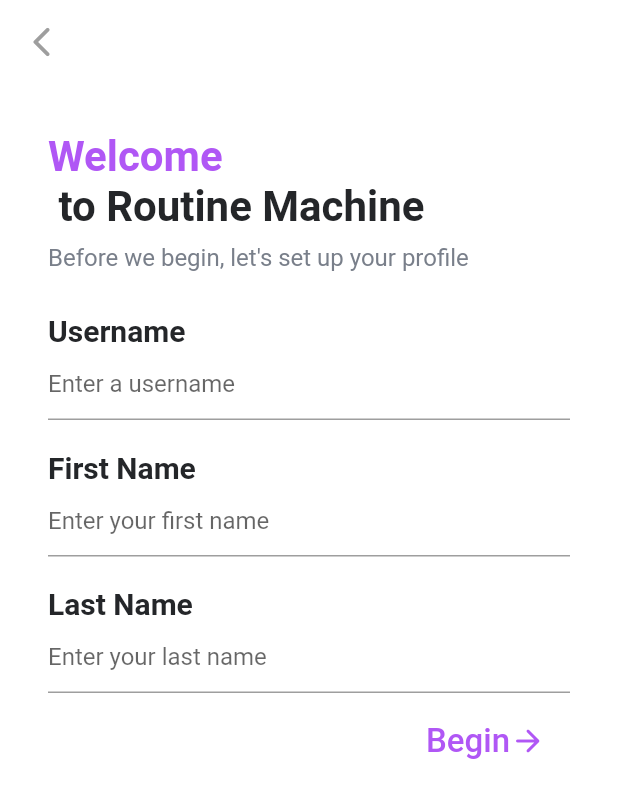
After one commit to cs188-software-design-security-w20/routine-machine, a Flutter app: the SetUserInfoPage screen opened directly, on a phone screen of 412 x 824 dp. The commit adds this screen. Shown: the top 798 px of the screen. Run offline on Flutter 3.47's test engine with Material 2 defaults, Android fonts, the phone set to English and light mode, and no system bars; our stand-ins replace firebase_auth, firebase_core, flutter_login, flutter_secure_storage, font_awesome_flutter, percent_indicator and 4 more; missing offline and left inert: crypton, flutter_sfsymbols, qr_code_scanner, steel_crypt; accounts and stored records are empty; Roboto replaces fonts that are missing (SF Pro Text).

Commit message:
add page to add username, firstname, lastname

```diff
--- a/Routine-Machine/lib/Views/pages/AccountPage.dart
+++ b/Routine-Machine/lib/Views/pages/AccountPage.dart
@@ -90,7 +90,8 @@ class _AccountPageState extends State<AccountPage> {
                     onFieldSubmitted: (username) async {
                       setState(() {
                         this.userProfile.then((data) => {
-                              data.username = username,
+                              // username = data.username,
+                              // TODO: fix this bc throwing compilations error
                             });
                       });
                     })
--- a/Routine-Machine/lib/Views/pages/LoginPage.dart
+++ b/Routine-Machine/lib/Views/pages/LoginPage.dart
@@ -9,6 +9,7 @@ import '../../constants/Constants.dart' as Constants;
 import '../components/custom_route.dart';
 import 'package:routine_machine/Views/pages/HomePage.dart';
 import 'ScanQRPage.dart';
+import 'SetUserInfoPage.dart';
 import 'package:firebase_auth/firebase_auth.dart';
 import 'dart:io' show Platform;
 
@@ -132,8 +133,11 @@ class _LoginPageState extends State<LoginPage> {
         afterHeroFontSize: 12,
       ),
       emailValidator: (value) {
-        if (!value.contains('@') || !value.endsWith('.com')) {
-          return "Email must contain '@' and end with '.com'";
+        if (!value.contains('@') ||
+            !value.endsWith('.com') &&
+                !value.endsWith('.edu') &&
+                !value.endsWith('.net')) {
+          return "Email must contain '@' and end with '.com/edu/net'";
         }
         return null;
       },
@@ -166,7 +170,7 @@ class _LoginPageState extends State<LoginPage> {
         // redirect to home page
         if (_signInType == SignInType.signUp) {
           Navigator.of(context).pushReplacement(FadePageRoute(
-            builder: (context) => HomePage(),
+            builder: (context) => SetUserInfoPage(),
           ));
         } else if (_signInType == SignInType.logIn) {
           if (_keyExistsOnDevice()) {
--- a/Routine-Machine/lib/Views/pages/ScanQRPage.dart
+++ b/Routine-Machine/lib/Views/pages/ScanQRPage.dart
@@ -2,7 +2,7 @@ import 'package:flutter/material.dart';
 import 'dart:io';
 import 'package:qr_code_scanner/qr_code_scanner.dart';
 import 'package:routine_machine/Views/components/custom_route.dart';
-import './HomePage.dart';
+import './SetUserInfoPage.dart';
 import '../../constants/Constants.dart' as Constants;
 import '../../constants/Palette.dart' as Palette;
 
@@ -119,7 +119,7 @@ class _ScanQRPageState extends State<ScanQRPage> {
             _verificationStatus = VerificationStatus.success;
             Navigator.pushReplacement(
               context,
-              FadePageRoute(builder: (context) => HomePage()),
+              FadePageRoute(builder: (context) => SetUserInfoPage()),
             );
           } else {
             _verificationStatus = VerificationStatus.failed;
--- /dev/null
+++ b/Routine-Machine/lib/Views/pages/SetUserInfoPage.dart
@@ -0,0 +1,135 @@
+import 'package:flutter/material.dart';
+import 'package:flutter/services.dart';
+import '../components/TopBackBar.dart';
+import 'package:routine_machine/Views/components/custom_route.dart';
+import './HomePage.dart';
+import '../../constants/Constants.dart' as Constants;
+import '../../constants/Palette.dart' as Palette;
+
+class SetUserInfoPage extends StatelessWidget {
+  final TextEditingController _usernameController = TextEditingController();
+  final TextEditingController _firstNameController = TextEditingController();
+  final TextEditingController _lastNameController = TextEditingController();
+
+  @override
+  Widget build(BuildContext context) {
+    return Scaffold(
+      resizeToAvoidBottomInset: false,
+      backgroundColor: Colors.white,
+      appBar: TopBackBar(),
+      body: Container(
+        padding: EdgeInsets.all(32),
+        child: Column(
+          crossAxisAlignment: CrossAxisAlignment.start,
+          children: [
+            RichText(
+              textAlign: TextAlign.start,
+              text: TextSpan(style: Constants.kLargeTitleStyle, children: [
+                TextSpan(
+                    text: 'Welcome\n',
+                    style: TextStyle(color: Palette.primary)),
+                TextSpan(text: ' to Routine Machine'),
+              ]),
+            ),
+            Padding(
+              padding: EdgeInsets.symmetric(vertical: 8),
+              child: Text(
+                'Before we begin, let\'s set up your profile',
+                style: Constants.kSubtitleStyle,
+              ),
+            ),
+            Padding(
+              padding: EdgeInsets.only(top: 20),
+              child: Text(
+                'Username',
+                style: Constants.kTitle3Style,
+              ),
+            ),
+            TextField(
+              // username
+              style: Constants.kBodyLabelStyle,
+              controller: _usernameController,
+              decoration: InputDecoration(hintText: 'Enter a username'),
+              inputFormatters: [
+                FilteringTextInputFormatter.allow(RegExp("[_\$a-zA-Z0-9]"))
+              ],
+            ),
+            Padding(
+              padding: EdgeInsets.only(top: 20),
+              child: Text(
+                'First Name',
+                style: Constants.kTitle3Style,
+              ),
+            ),
+            TextField(
+              style: Constants.kBodyLabelStyle,
+              controller: _firstNameController,
+              decoration: InputDecoration(hintText: 'Enter your first name'),
+              inputFormatters: [
+                FilteringTextInputFormatter.allow(RegExp("[a-zA-Z]"))
+              ],
+            ),
+            Padding(
+              padding: EdgeInsets.only(top: 20),
+              child: Text(
+                'Last Name',
+                style: Constants.kTitle3Style,
+              ),
+            ),
+            TextField(
+              style: Constants.kBodyLabelStyle,
+              controller: _lastNameController,
+              decoration: InputDecoration(hintText: 'Enter your last name'),
+              inputFormatters: [
+                FilteringTextInputFormatter.allow(RegExp("[a-zA-Z]"))
+              ],
+            ),
+            Padding(
+              padding: EdgeInsets.all(8),
+              child: Row(
+                mainAxisAlignment: MainAxisAlignment.end,
+                children: [
+                  TextButton(
+                    onPressed: () {
+                      _setUserProfile(); // TODO: implement this
+                      Navigator.pushReplacement(
+                        context,
+                        // TODO: pass stuff to home page here
+                        FadePageRoute(builder: (context) => HomePage()),
+                      );
+                    },
+                    child: Row(
+                      children: [
+                        Text(
+                          'Begin',
+                          style: TextStyle(
+                            color: Palette.primary,
+                            fontFamily: 'SF Pro Text',
+                            fontSize: 22,
+                          ),
+                        ),
+                        Icon(
+                          Icons.arrow_forward_rounded,
+                          color: Palette.primary,
+                        ),
+                      ],
+                    ),
+                  )
+                ],
+              ),
+            ),
+          ],
+        ),
+      ),
+    );
+  }
+
+  void _setUserProfile() {
+    // TODO: call the create user profile stuff here
+    String username = _usernameController.text.trim();
+    String firstName = _firstNameController.text.trim();
+    String lastName = _lastNameController.text.trim();
+
+    print('Username: $username, First Name: $firstName, Last Name: $lastName');
+  }
+}
--- a/Routine-Machine/lib/main.dart
+++ b/Routine-Machine/lib/main.dart
@@ -7,6 +7,7 @@ import 'Views/components/transition_route_observer.dart';
 import 'package:firebase_core/firebase_core.dart';
 
 import 'Views/pages/ScanQRPage.dart';
+import 'Views/pages/SetUserInfoPage.dart';
 
 // sample data to demo the check in list
 final sampleCheckIns = <DateTime>[
```
